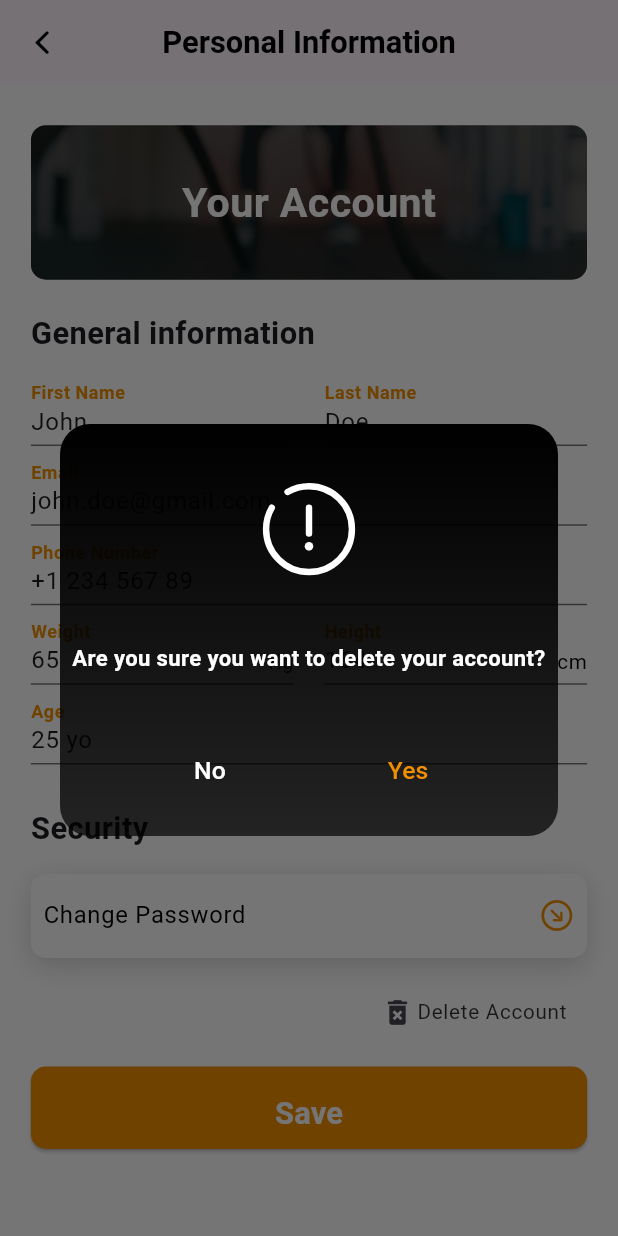
After one commit to ReflectIQBusiness/sportify, a Flutter app: the PersonalInformation screen opened by its route, after a tap on "Delete Account", on a phone screen of 412 x 824 dp. The commit adds this screen. Run offline on Flutter 3.47's test engine with Material 3 defaults, Android fonts, the phone set to English and light mode, and no system bars; our stand-ins replace easy_date_timeline, flutter_svg, get, glassmorphism, image_cropper, image_picker and 3 more.

Commit message:
achievements

```diff
--- a/lib/constants/routes.dart
+++ b/lib/constants/routes.dart
@@ -8,6 +8,8 @@ import 'package:sportapplication/views/home_page/home_page.dart';
 import 'package:sportapplication/views/inscription.dart';
 import 'package:sportapplication/views/introduction_screen.dart';
 import 'package:sportapplication/views/login.dart';
+import 'package:sportapplication/views/more_page/achievements.dart';
+import 'package:sportapplication/views/more_page/personal_information.dart';
 import 'package:sportapplication/views/set_objectif_screen.dart';
 import 'package:sportapplication/views/splash_screen.dart';
 import 'package:sportapplication/views/verify_phone.dart';
@@ -22,61 +24,61 @@ var routes = [
     name: IntroductionScreen.routeName,
     page: () => IntroductionScreen(),
     transition: Transition.leftToRight,
-    transitionDuration: Duration(milliseconds: 400),
+    transitionDuration: const Duration(milliseconds: 400),
   ),
   GetPage(
     name: Login.routeName,
     page: () => Login(),
     transition: Transition.leftToRightWithFade,
-    transitionDuration: Duration(milliseconds: 400),
+    transitionDuration: const Duration(milliseconds: 400),
   ),
   GetPage(
     name: Inscription.routeName,
     page: () => Inscription(),
     transition: Transition.leftToRightWithFade,
-    transitionDuration: Duration(milliseconds: 400),
+    transitionDuration: const Duration(milliseconds: 400),
   ),
   GetPage(
     name: VerifyPin.routeName,
     page: () => VerifyPin(),
     transition: Transition.rightToLeft,
-    transitionDuration: Duration(milliseconds: 400),
+    transitionDuration: const Duration(milliseconds: 400),
   ),
   GetPage(
     name: ChooseProfilePic.routeName,
     page: () => ChooseProfilePic(),
     transition: Transition.rightToLeft,
-    transitionDuration: Duration(milliseconds: 400),
+    transitionDuration: const Duration(milliseconds: 400),
   ),
   GetPage(
     name: SetObjectifScreen.routeName,
     page: () => SetObjectifScreen(),
     transition: Transition.rightToLeft,
-    transitionDuration: Duration(milliseconds: 400),
+    transitionDuration: const Duration(milliseconds: 400),
   ),
   GetPage(
     name: ForgetPage.routeName,
     page: () => ForgetPage(),
     transition: Transition.rightToLeft,
-    transitionDuration: Duration(milliseconds: 400),
+    transitionDuration: const Duration(milliseconds: 400),
   ),
   GetPage(
     name: HomePage.routeName,
     page: () => HomePage(),
     transition: Transition.rightToLeft,
-    transitionDuration: Duration(milliseconds: 400),
+    transitionDuration: const Duration(milliseconds: 400),
   ),
   GetPage(
     name: DetailPrograms.routeName,
     page: () => DetailPrograms(),
     transition: Transition.rightToLeft,
-    transitionDuration: Duration(milliseconds: 400),
+    transitionDuration: const Duration(milliseconds: 400),
   ),
   GetPage(
     name: VideoScreen.routeName,
     page: () => VideoScreen(),
     transition: Transition.rightToLeft,
-    transitionDuration: Duration(milliseconds: 400),
+    transitionDuration: const Duration(milliseconds: 400),
   ),
   GetPage(
     name: AddElement.routeName,
@@ -88,4 +90,13 @@ var routes = [
     page: () => DetailElement(),
     transition: Transition.topLevel,
   ),
+  GetPage(
+    name: PersonalInformation.routeName,
+    page: () => PersonalInformation(),
+    transition: Transition.topLevel,
+  ),
+  GetPage(
+    name: Achievements.routeName,
+    page: () => Achievements(),
+  ),
 ];
--- a/lib/controller/home_page_controller.dart
+++ b/lib/controller/home_page_controller.dart
@@ -2,7 +2,10 @@ import 'dart:convert';
 import 'dart:developer';
 
 import 'package:flutter/cupertino.dart';
+import 'package:flutter/material.dart';
+import 'package:flutter_svg/svg.dart';
 import 'package:get/get.dart';
+import 'package:sportapplication/constants/colors.dart';
 import 'package:sportapplication/models/calorie.dart';
 import 'package:sportapplication/models/ingredient.dart';
 import 'package:sportapplication/models/program.dart';
@@ -213,4 +216,87 @@ class HomePageController extends GetxController {
     ));
     ingredients.refresh();
   }
+
+  void deleteAccount() {
+    Get.defaultDialog(
+      title: "",
+      titlePadding: EdgeInsets.zero,
+      contentPadding: EdgeInsets.zero,
+      backgroundColor: Colors.transparent,
+      content: Container(
+        width: Get.width,
+        height: Get.height / 3,
+        decoration: BoxDecoration(
+          borderRadius: BorderRadius.circular(20),
+          gradient: LinearGradient(
+            begin: Alignment.topCenter,
+            end: Alignment.bottomCenter,
+            colors: [
+              Colors.black,
+              Colors.black.withOpacity(0.7),
+            ],
+          ),
+        ),
+        child: Column(
+          mainAxisAlignment: MainAxisAlignment.center,
+          children: [
+            SizedBox(
+              height: Get.height / 50,
+            ),
+            SvgPicture.asset(
+              "assets/danger.svg",
+              width: Get.width / 6,
+              height: Get.width / 6,
+              color: Colors.white,
+            ),
+            SizedBox(
+              height: Get.height / 25,
+            ),
+            Padding(
+              padding: const EdgeInsets.all(8.0),
+              child: Text(
+                'Are you sure you want to delete your account?',
+                style: TextStyle(
+                  color: Colors.white,
+                  fontSize: Get.width / 28,
+                  fontWeight: FontWeight.bold,
+                ),
+                textAlign: TextAlign.center,
+              ),
+            ),
+            SizedBox(
+              height: Get.height / 25,
+            ),
+            Row(
+              mainAxisAlignment: MainAxisAlignment.spaceEvenly,
+              children: [
+                TextButton(
+                    onPressed: () {
+                      Get.back();
+                    },
+                    child: Text(
+                      "No",
+                      style: TextStyle(
+                        color: Colors.white,
+                        fontSize: Get.width / 25,
+                      ),
+                    )),
+                TextButton(
+                    onPressed: () {
+                      Get.back();
+                    },
+                    child: Text(
+                      "Yes",
+                      style: TextStyle(
+                        color: orangeCustom,
+                        fontSize: Get.width / 25,
+                      ),
+                    )),
+              ],
+            ),
+          ],
+        ),
+      ),
+    );
+  }
 }
--- a/lib/views/home_page/home_page.dart
+++ b/lib/views/home_page/home_page.dart
@@ -5,12 +5,13 @@ import 'package:sportapplication/constants/colors.dart';
 import 'package:sportapplication/controller/home_page_controller.dart';
 import 'package:sportapplication/views/home_page/daily_nutritions.dart';
 import 'package:sportapplication/views/home_page/dashboard.dart';
-import 'package:sportapplication/views/more_page.dart';
+import 'package:sportapplication/views/more_page/more_page.dart';
 
 class HomePage extends StatelessWidget {
   HomePage({super.key});
   static const routeName = "/home-page";
-  final HomePageController homePageController = Get.isRegistered<HomePageController>() ? Get.find<HomePageController>() : Get.put(HomePageController());
+  final HomePageController homePageController =
+      Get.isRegistered<HomePageController>() ? Get.find<HomePageController>() : Get.put(HomePageController());
   @override
   Widget build(BuildContext context) {
     return Scaffold(
--- /dev/null
+++ b/lib/views/more_page/personal_information.dart
@@ -0,0 +1,346 @@
+import 'package:flutter/cupertino.dart';
+import 'package:flutter/material.dart';
+import 'package:get/get.dart';
+import 'package:sportapplication/constants/colors.dart';
+import 'package:sportapplication/controller/home_page_controller.dart';
+
+class PersonalInformation extends StatelessWidget {
+  static const routeName = "/personal-information";
+  final HomePageController homePageController =
+      Get.isRegistered<HomePageController>() ? Get.find<HomePageController>() : Get.put(HomePageController());
+  PersonalInformation({super.key});
+
+  @override
+  Widget build(BuildContext context) {
+    return Scaffold(
+      appBar: createAppBar(),
+      backgroundColor: Colors.white,
+      body: GestureDetector(
+          onTap: () {
+            FocusScope.of(context).unfocus();
+          },
+          child: SingleChildScrollView(
+            child: Padding(
+              padding: EdgeInsets.only(
+                top: Get.height / 30,
+                left: Get.width / 20,
+                right: Get.width / 20,
+              ),
+              child: Column(
+                crossAxisAlignment: CrossAxisAlignment.start,
+                children: [
+                  createImageIntro(),
+                  createTitle("General information"),
+                  createVerticalTitleSpacer(),
+                  createRowLastAndFirstName(),
+                  spacerVerticalSizedBox(),
+                  createEmail(),
+                  spacerVerticalSizedBox(),
+                  createPhoneNumber(),
+                  spacerVerticalSizedBox(),
+                  createRowWeightAndHeight(),
+                  spacerVerticalSizedBox(),
+                  createTextFieldAge(context),
+                  createDivider(),
+                  createTitle("Security"),
+                  createVerticalTitleSpacer(),
+                  createChangePassword(),
+                  spacerVerticalSizedBox(),
+                  createDeleteAccount(),
+                  spacerVerticalSizedBox(),
+                  createSaveBtn(),
+                  createVerticalTitleSpacer()
+                ],
+              ),
+            ),
+          )),
+    );
+  }
+
+  ElevatedButton createSaveBtn() {
+    return ElevatedButton(
+      style: ElevatedButton.styleFrom(
+        primary: orangeCustom,
+        maximumSize: Size(Get.width, Get.height / 15),
+        minimumSize: Size(Get.width, Get.height / 15),
+        shape: RoundedRectangleBorder(
+          borderRadius: BorderRadius.circular(10),
+        ),
+        padding: EdgeInsets.symmetric(
+          vertical: Get.height / 50,
+        ),
+      ),
+      onPressed: () {},
+      child: Text("Save",
+          style: TextStyle(
+            color: Colors.white,
+            fontSize: Get.width / 20,
+            fontWeight: FontWeight.bold,
+          )),
+    );
+  }
+
+  SizedBox createDivider() {
+    return SizedBox(
+      height: Get.height / 30,
+    );
+  }
+
+  TextField createTextFieldAge(BuildContext context) {
+    return TextField(
+      controller: TextEditingController(text: "25 yo"),
+      decoration: getDecoration("Age"),
+      onTap: () {
+        showDatePicker(
+          context: context,
+          initialDate: DateTime(1998),
+          firstDate: DateTime(1900),
+          lastDate: DateTime.now().subtract(const Duration(
+            days: 365 * 17,
+          )),
+        );
+      },
+      cursorHeight: Get.width / 40,
+      cursorColor: Colors.black,
+      keyboardType: TextInputType.number,
+    );
+  }
+
+  Center createImageIntro() {
+    return Center(
+      child: Container(
+        height: Get.height / 8,
+        margin: EdgeInsets.only(bottom: Get.height / 40),
+        decoration: BoxDecoration(
+          borderRadius: BorderRadius.circular(10),
+          image: DecorationImage(
+            image: const AssetImage("assets/fitness.jpg"),
+            fit: BoxFit.cover,
+            colorFilter: ColorFilter.mode(
+              Colors.black.withOpacity(0.6),
+              BlendMode.darken,
+            ),
+          ),
+        ),
+        child: Center(
+            child: Text("Your Account",
+                style: TextStyle(
+                  color: Colors.white,
+                  fontSize: Get.width / 15,
+                  fontWeight: FontWeight.bold,
+                ))),
+      ),
+    );
+  }
+
+  SizedBox createVerticalTitleSpacer() {
+    return SizedBox(
+      height: Get.height / 50,
+    );
+  }
+
+  Text createTitle(label) {
+    return Text(label,
+        style: TextStyle(
+          fontSize: Get.width / 20,
+          fontWeight: FontWeight.bold,
+        ));
+  }
+
+  Row createRowWeightAndHeight() {
+    return Row(
+      children: [
+        Expanded(
+          child: TextField(
+            decoration: getDecoration('Weight', suffix: 'Kg'),
+            controller: TextEditingController(text: "65"),
+            cursorHeight: Get.width / 40,
+            cursorColor: Colors.black,
+            keyboardType: TextInputType.number,
+          ),
+        ),
+        SizedBox(
+          width: Get.width / 20,
+        ),
+        Expanded(
+          child: TextField(
+            decoration: getDecoration('Height', suffix: 'cm'),
+            controller: TextEditingController(text: "164"),
+            cursorHeight: Get.width / 40,
+            cursorColor: Colors.black,
+            keyboardType: TextInputType.number,
+          ),
+        ),
+      ],
+    );
+  }
+
+  Widget createChangePassword() {
+    return Container(
+      width: Get.width,
+      padding: EdgeInsets.symmetric(
+        horizontal: Get.width / 50,
+      ),
+      decoration: BoxDecoration(
+        color: Colors.white,
+        boxShadow: [
+          BoxShadow(
+            color: Colors.black.withOpacity(0.16),
+            blurRadius: 15,
+            offset: const Offset(0, 5),
+          ),
+        ],
+        borderRadius: BorderRadius.circular(10),
+      ),
+      child: ListTile(
+        contentPadding: EdgeInsets.zero,
+        title: Text(
+          'Change Password',
+          style: TextStyle(
+            fontSize: Get.width / 26,
+            color: Colors.black,
+          ),
+        ),
+        trailing: Icon(
+          CupertinoIcons.arrow_down_right_circle,
+          color: orangeCustom,
+        ),
+      ),
+    );
+  }
+
+  TextField createEmail() {
+    return TextField(
+      controller: TextEditingController(text: "john.doe@gmail.com"),
+      decoration: getDecoration("Email"),
+      cursorHeight: Get.width / 40,
+      cursorColor: Colors.black,
+      keyboardType: TextInputType.emailAddress,
+    );
+  }
+
+  Widget createRowLastAndFirstName() {
+    return Row(
+      children: [
+        Expanded(
+          child: TextField(
+            controller: TextEditingController(text: "John"),
+            decoration: getDecoration("First Name"),
+            cursorHeight: Get.width / 40,
+            cursorColor: Colors.black,
+          ),
+        ),
+        SizedBox(
+          width: Get.width / 20,
+        ),
+        Expanded(
+          child: TextField(
+            controller: TextEditingController(text: "Doe"),
+            decoration: getDecoration("Last Name"),
+            cursorHeight: Get.width / 40,
+            cursorColor: Colors.black,
+          ),
+        ),
+      ],
+    );
+  }
+
+  InputDecoration getDecoration(label, {suffix}) {
+    return InputDecoration(
+      labelText: label,
+      isDense: true,
+      labelStyle: TextStyle(
+        fontSize: Get.width / 35,
+      ),
+      focusColor: orangeCustom,
+      suffix: suffix != null
+          ? Text(
+              suffix,
+              style: TextStyle(
+                color: Colors.black,
+                fontSize: Get.width / 30,
+              ),
+            )
+          : null,
+      floatingLabelStyle: TextStyle(
+        color: orangeCustom,
+        fontWeight: FontWeight.w600,
+      ),
+      focusedBorder: UnderlineInputBorder(
+        borderSide: BorderSide(color: orangeCustom),
+      ),
+    );
+  }
+
+  AppBar createAppBar() {
+    return AppBar(
+      centerTitle: true,
+      leading: leadingBtn(),
+      title: Text(
+        "Personal Information",
+        style: TextStyle(
+          color: Colors.black,
+          fontSize: Get.width / 20,
+          fontWeight: FontWeight.bold,
+        ),
+      ),
+    );
+  }
+
+  Widget leadingBtn() {
+    return InkWell(
+      onTap: () {
+        Get.back();
+      },
+      child: const Icon(
+        CupertinoIcons.back,
+        color: Colors.black,
+      ),
+    );
+  }
+
+  Widget spacerVerticalSizedBox() {
+    return SizedBox(
+      height: Get.height / 100,
+    );
+  }
+
+  Widget createPhoneNumber() {
+    return TextField(
+      controller: TextEditingController(text: "+1 234 567 89"),
+      decoration: getDecoration("Phone Number"),
+      cursorHeight: Get.width / 40,
+      cursorColor: Colors.black,
+      keyboardType: TextInputType.phone,
+    );
+  }
+
+  createDeleteAccount() {
+    return Row(
+      mainAxisAlignment: MainAxisAlignment.end,
+      children: [
+        SizedBox(
+          width: Get.width / 3,
+          child: ListTile(
+            contentPadding: EdgeInsets.zero,
+            horizontalTitleGap: 0,
+            onTap: () {
+              homePageController.deleteAccount();
+            },
+            leading: const Icon(
+              Icons.delete_forever,
+              size: 22,
+            ),
+            title: Text(
+              'Delete Account',
+              style: TextStyle(
+                fontSize: Get.width / 30,
+                color: Colors.black.withOpacity(0.8),
+              ),
+            ),
+          ),
+        ),
+      ],
+    );
+  }
+}
```
Also changed, not shown: lib/views/more_page/achievements.dart (added, +177 -0 lines), lib/views/more_page/more_page.dart (renamed from lib/views/more_page.dart, +22 -14 lines), assets/danger.svg (added), assets/fitness.jpg (added), assets/health-app.png (added), assets/man.png (added), assets/running-man.png (added), assets/trophy.png (added), assets/trophy_winner_prize_achievement_champion_icon.png (added), assets/wearing-fitness-watch.png (added), assets/weighing-scale.png (added), 1 other file.
